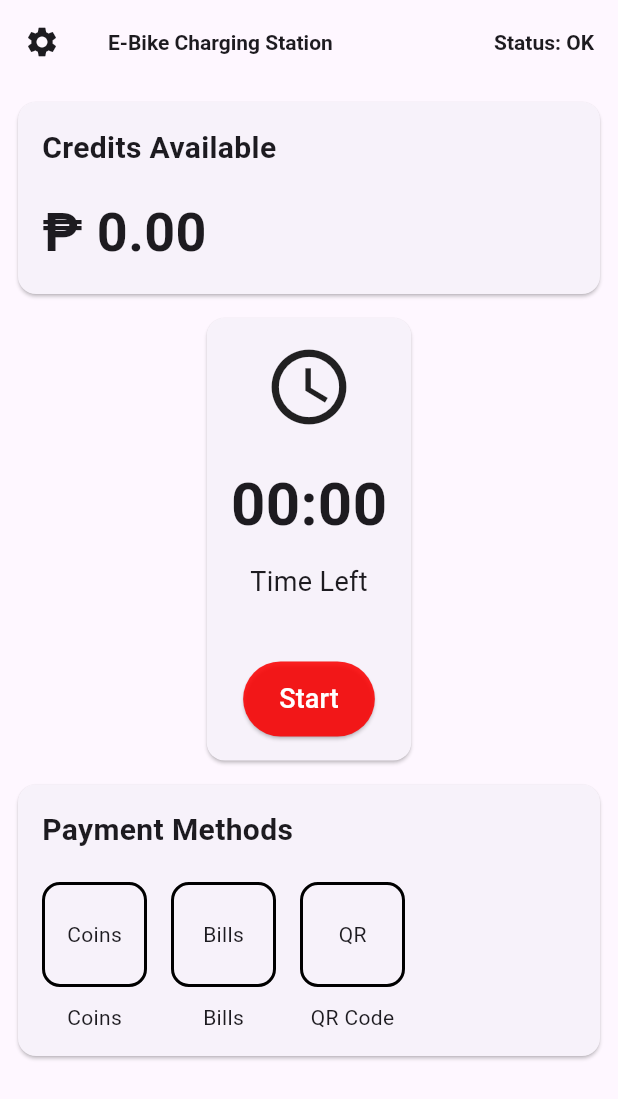
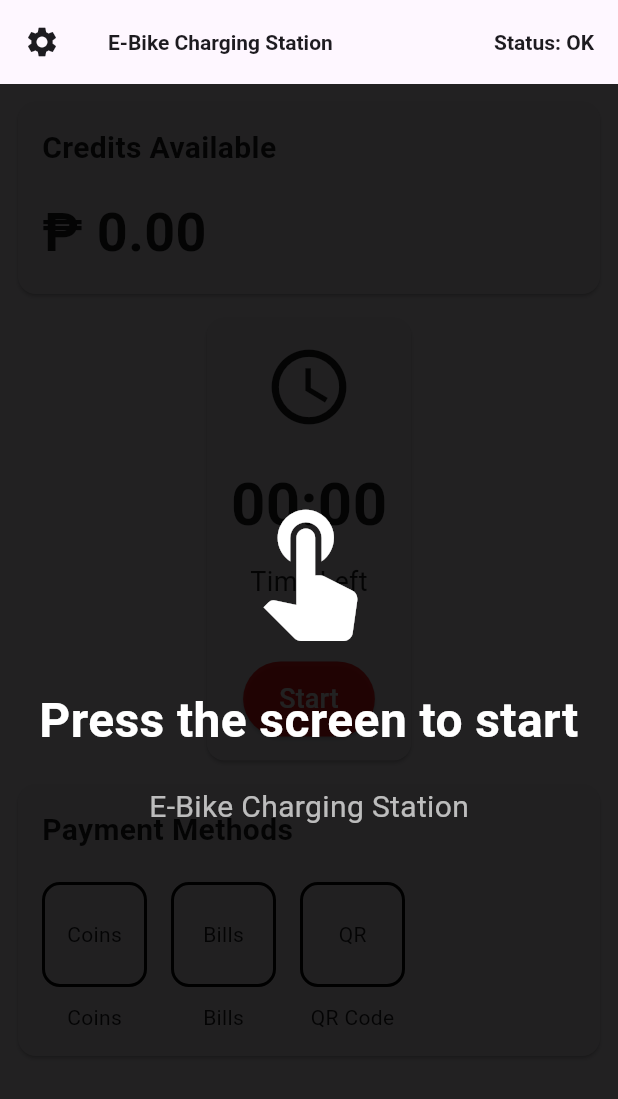
Before and after one commit to Dan-Delvo/EBike-Flutter-App, a Flutter app: the screen it shows after launch, on a phone screen of 412 x 824 dp. Shown: the top 1099 px of the screen. Run offline on Flutter 3.47's test engine with Material 3 defaults, Android fonts, the phone set to English and light mode, and no system bars; our stand-ins replace flutter_blue_plus, wakelock_plus; Roboto replaces fonts that are missing (Poppins).

Commit message:
Addded idle screen

```diff
--- a/lib/pages/home.dart
+++ b/lib/pages/home.dart
@@ -13,15 +13,54 @@ class HomePage extends StatefulWidget {
 class _HomePageState extends State<HomePage> {
   Duration timeLeft = Duration.zero;
   Timer? timer;
+  Timer? idleTimer;
   bool isCharging = false;
+  bool isIdle = true; // Start in idle mode
 
   static const double ratePeso = 5; // 5 pesos
   static const int rateMinutes = 10; // = 10 minutes
+  static const int idleTimeoutSeconds =
+      30; // Go idle after 30 seconds of inactivity
+
+  @override
+  void initState() {
+    super.initState();
+    startIdleTimer();
+  }
 
   @override
   void dispose() {
     timer?.cancel();
+    idleTimer?.cancel();
     super.dispose();
+  }
+
+  // Start idle timer
+  void startIdleTimer() {
+    idleTimer?.cancel();
+    idleTimer = Timer(const Duration(seconds: idleTimeoutSeconds), () {
+      if (!isCharging) {
+        setState(() {
+          isIdle = true;
+        });
+      }
+    });
+  }
+
+  // Reset idle timer when user interacts
+  void resetIdleTimer() {
+    setState(() {
+      isIdle = false;
+    });
+    startIdleTimer();
+  }
+
+  // Exit idle mode
+  void exitIdleMode() {
+    setState(() {
+      isIdle = false;
+    });
+    startIdleTimer();
   }
 
   // Convert credits to time
@@ -68,6 +107,7 @@ class _HomePageState extends State<HomePage> {
     setState(() {
       isCharging = false;
       timeLeft = Duration.zero;
+      isIdle = true; // Go to idle mode after charging finishes
     });
   }
 
@@ -89,7 +129,12 @@ class _HomePageState extends State<HomePage> {
   Widget build(BuildContext context) {
     return Scaffold(
       appBar: buildAppbar(),
-      body: LayoutBuilder(
+      body: GestureDetector(
+        onTap: isIdle ? exitIdleMode : resetIdleTimer,
+        child: Stack(
+          children: [
+            // Main content
+            LayoutBuilder(
               builder: (context, constraints) {
                 // Determine if we should use column layout (mobile) or row layout (tablet/desktop)
                 final bool isWideScreen = constraints.maxWidth > 800;
@@ -128,6 +173,41 @@ class _HomePageState extends State<HomePage> {
                   ),
                 );
               },
+            ),
+            // Idle screen overlay
+            if (isIdle) idleScreen(),
+          ],
+        ),
+      ),
+    );
+  }
+
+  // Idle screen overlay
+  Widget idleScreen() {
+    return Container(
+      color: Colors.black87,
+      child: Center(
+        child: Column(
+          mainAxisAlignment: MainAxisAlignment.center,
+          children: [
+            const Icon(Icons.touch_app, size: 100, color: Colors.white),
+            const SizedBox(height: 30),
+            const Text(
+              "Press the screen to start",
+              style: TextStyle(
+                fontSize: 32,
+                fontWeight: FontWeight.bold,
+                color: Colors.white,
+              ),
+              textAlign: TextAlign.center,
+            ),
+            const SizedBox(height: 20),
+            const Text(
+              "E-Bike Charging Station",
+              style: TextStyle(fontSize: 20, color: Colors.white70),
+            ),
+          ],
+        ),
       ),
     );
   }
```
Also changed, not shown: lib/main.dart (+11 -1 lines), pubspec.yaml (+15 -0 lines), assets/icon/applogo.png (added), pubspec.lock, 3 other files. Lines whose indentation alone changed are shown as unchanged.
